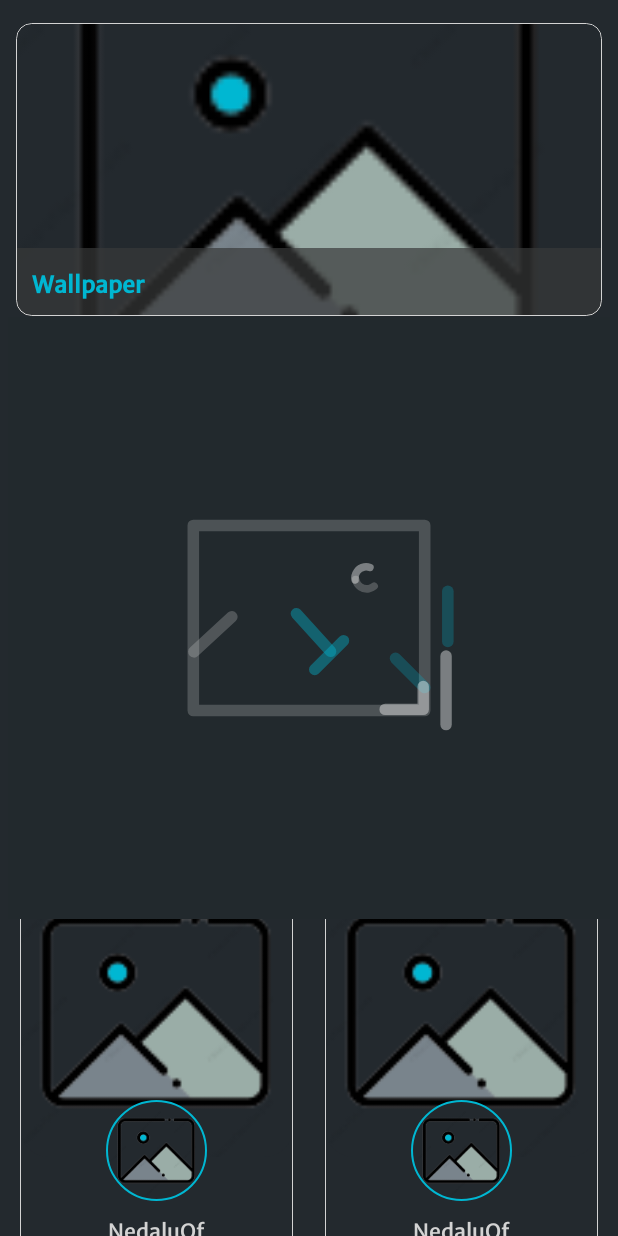
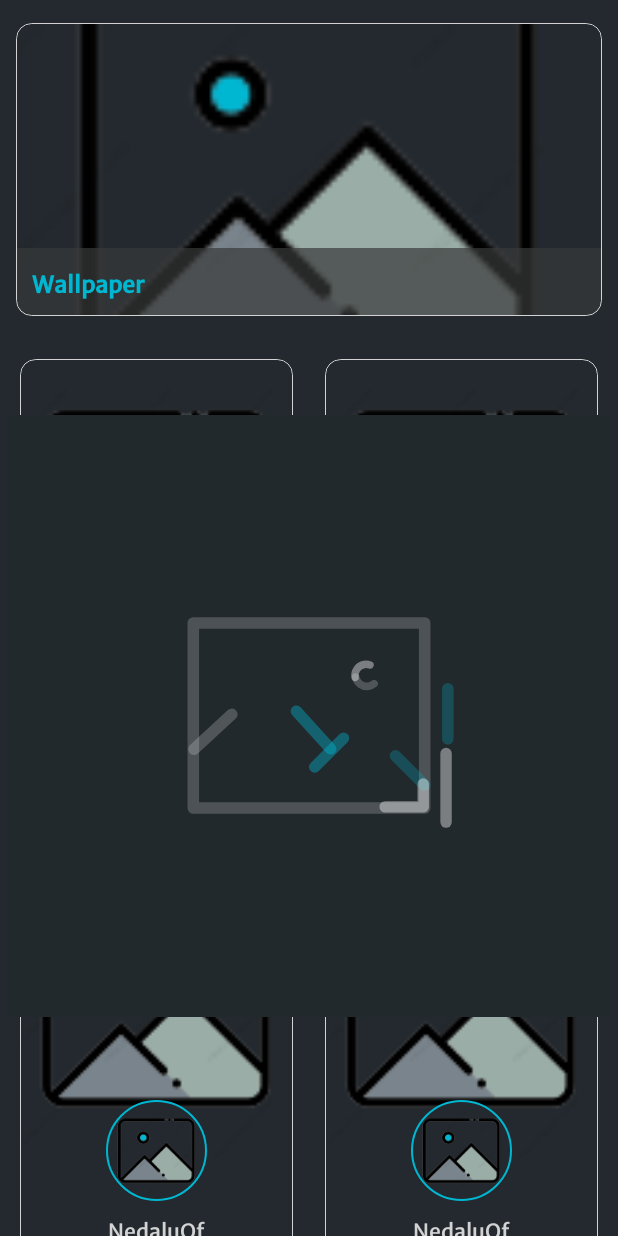
Before and after one commit to nedaluof/PixabayX, an Android app: the layout fragment_category_photos.xml on its own in the app's theme, with its tools: preview values and no code run, on a phone screen of 412 x 824 dp. Run offline under Robolectric (Android 15) with nearby library versions, the phone set to English and light mode, and no system bars.

Commit message:
NedaluOf , fixing loading place in fragment_category_photos.xml

```diff
--- a/app/src/main/res/layout/fragment_category_photos.xml
+++ b/app/src/main/res/layout/fragment_category_photos.xml
@@ -109,6 +109,7 @@
             android:layout_width="match_parent"
             android:layout_height="match_parent"
             android:layout_marginStart="@dimen/_4sdp"
+            android:layout_marginTop="@dimen/_100sdp"
             android:layout_marginEnd="@dimen/_4sdp"
             app:ctrlVisibility="@{viewModel.loading}"
             app:lottie_autoPlay="true"
```
